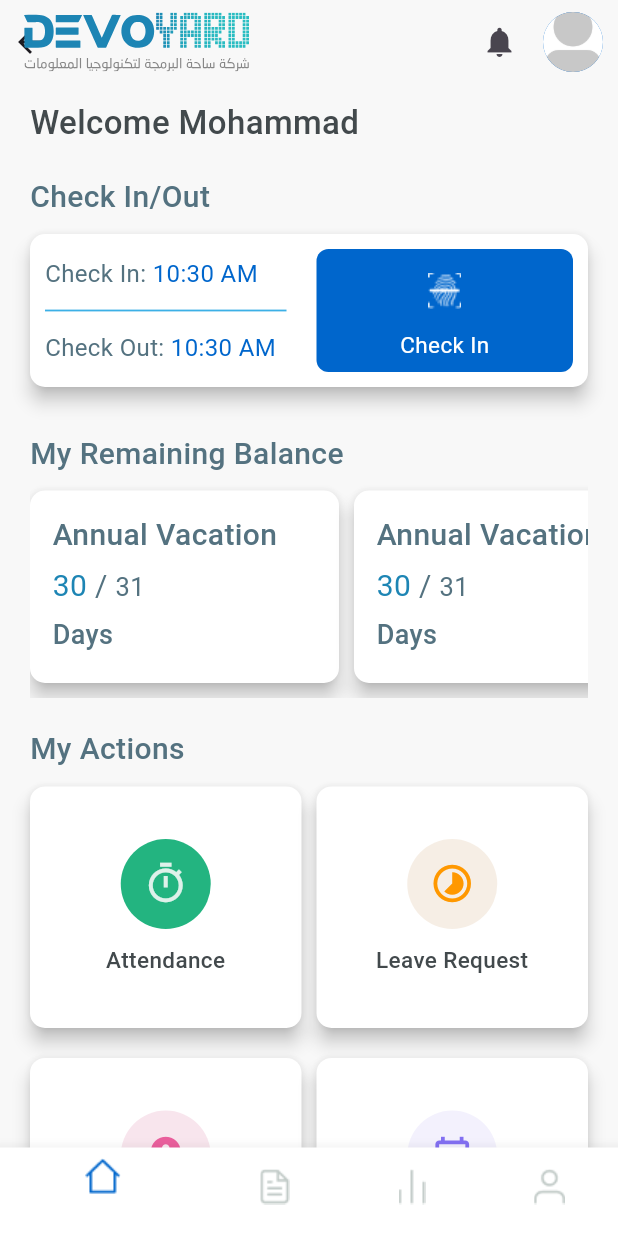
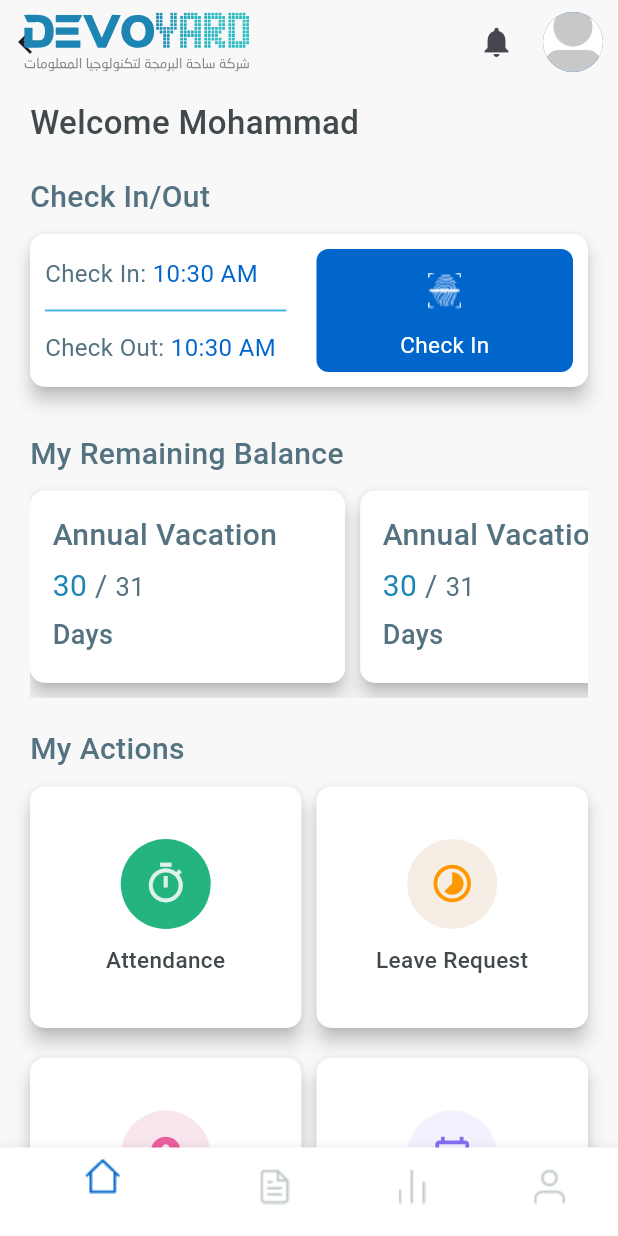
Before and after one commit to mohammadz0606/hr-management, a Flutter app: the NavigationScreen screen opened by its route, on a phone screen of 412 x 824 dp. Run offline on Flutter 3.47's test engine with Material 3 defaults, Android fonts, the phone set to English and light mode, and no system bars; our stand-ins replace bloc, flutter_bloc, flutter_svg.

Commit message:
edit some widgets

```diff
--- a/lib/cubits/my_actions_cubit.dart
+++ b/lib/cubits/my_actions_cubit.dart
@@ -12,24 +12,27 @@ class MyActionsCubit extends Cubit<MyActionsState> {
 
   List<MyActionsUi> myActionsList = const [
     MyActionsUi(
+      id: 1,
       title: 'Attendance',
       bgColor: AppColors.greenColor,
       iconColor: AppColors.lightGreen,
       iconData: Icons.timer_outlined,
     ),
     MyActionsUi(
-      title: 'Leave Request',
-      bgColor: AppColors.lightOrange,
-      iconData: Icons.timelapse,
-      iconColor: Colors.orange
-    ),
+        id: 2,
+        title: 'Leave Request',
+        bgColor: AppColors.lightOrange,
+        iconData: Icons.timelapse,
+        iconColor: Colors.orange),
     MyActionsUi(
+      id: 3,
       title: 'Attach Sick Leave',
       bgColor: AppColors.lightPink,
       iconColor: AppColors.pinkColor,
       iconData: Icons.person_pin_circle_rounded,
     ),
     MyActionsUi(
+      id: 4,
       title: 'Vacation Request',
       bgColor: AppColors.lightPurple,
       iconData: Icons.calendar_month_outlined,
--- a/lib/data/models/my_actions_ui.dart
+++ b/lib/data/models/my_actions_ui.dart
@@ -1,12 +1,14 @@
 import 'package:flutter/material.dart';
 
 class MyActionsUi {
+  final int id;
   final Color bgColor;
   final Color iconColor;
   final IconData iconData;
   final String title;
 
   const MyActionsUi({
+    required this.id,
     required this.bgColor,
     required this.iconData,
     required this.title,
--- a/lib/screens/home.dart
+++ b/lib/screens/home.dart
@@ -1,7 +1,6 @@
 import 'package:flutter/material.dart';
 
 import 'package:hr_management/helper/colors.dart';
-import 'package:hr_management/helper/icons_image.dart';
 import 'package:hr_management/widgets/scroll_view.dart';
 
 import '../widgets/card.dart';
@@ -21,7 +20,7 @@ class HomeScreen extends StatelessWidget {
       child: Column(
         crossAxisAlignment: CrossAxisAlignment.start,
         children: [
-          Text(
+          const Text(
             'Welcome Mohammad',
             style: TextStyle(
               fontSize: 22,
@@ -33,9 +32,9 @@ class HomeScreen extends StatelessWidget {
           const TitleWidget(
             text: 'Check In/Out',
           ),
-          CustomCard(
+          const CustomCard(
             child: Padding(
-              padding: const EdgeInsets.all(10),
+              padding: EdgeInsets.all(10),
               child: Row(
                 children: [
                   Expanded(
--- a/lib/screens/navigation.dart
+++ b/lib/screens/navigation.dart
@@ -28,7 +28,7 @@ class NavigationScreen extends StatelessWidget {
               Icons.notifications,
             ),
           ),
-          const SizedBox(width: 5),
+          const SizedBox(width: 7),
           CircleAvatar(
             backgroundColor: Theme.of(context).primaryColor,
             backgroundImage: const AssetImage(Images.personPlaceHolder),
--- a/lib/widgets/home/check_in_out_time.dart
+++ b/lib/widgets/home/check_in_out_time.dart
@@ -21,7 +21,7 @@ class CheckInOutTime extends StatelessWidget {
               children: [
                 const TextSpan(text: 'Check In: '),
                 TextSpan(
-                  text: DateTime.now().getTimeFromDate(),
+                  text: DateTime.now().getFullTimeFromDate(),
                   style: const TextStyle(
                     color: AppColors.primary,
                   ),
@@ -46,7 +46,7 @@ class CheckInOutTime extends StatelessWidget {
               children: [
                 TextSpan(text: 'Check Out: '),
                 TextSpan(
-                  text: DateTime.now().getTimeFromDate(),
+                  text: DateTime.now().getFullTimeFromDate(),
                   style: const TextStyle(
                     color: AppColors.primary,
                   ),
--- a/lib/widgets/home/remaining_balance_list.dart
+++ b/lib/widgets/home/remaining_balance_list.dart
@@ -29,7 +29,7 @@ class RemainingBalanceList extends StatelessWidget {
           },
           child: CustomCard(
             child: Container(
-              width: MediaQuery.of(context).size.width * 0.5,
+              width: MediaQuery.of(context).size.width * 0.51,
               padding: const EdgeInsets.all(15),
               child: Column(
                 crossAxisAlignment: CrossAxisAlignment.start,
```
Also changed, not shown: lib/helper/extensions.dart (+9 -1 lines), lib/widgets/home/my_actions.dart (+15 -0 lines).
